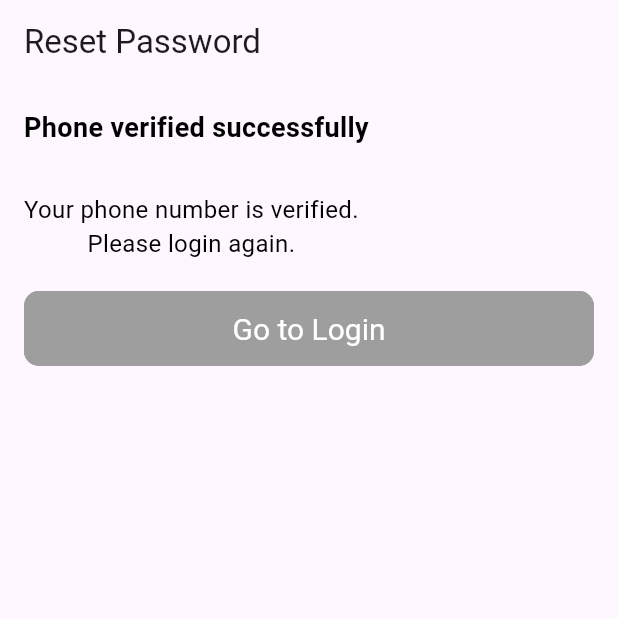
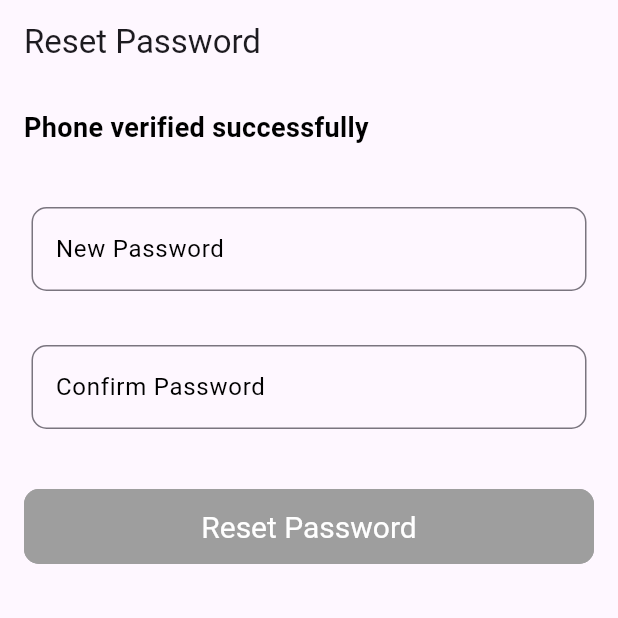
Before and after one commit to ManikaDahal/Chess_Flutter, a Flutter app: the ResetPassword screen opened directly with empty values, on a phone screen of 412 x 824 dp, the top half of it. Run offline on Flutter 3.47's test engine with Material 3 defaults, Android fonts, the light colour scheme and no system bars; our stand-ins replace cloud_firestore, firebase_auth, firebase_core, flutter_secure_storage, flutter_spinkit, local_auth and 1 more; missing offline and left inert: otp; accounts and stored records are empty.

```diff
--- a/lib/forgot_password.dart
+++ b/lib/forgot_password.dart
@@ -69,6 +69,7 @@ class _ForgotPasswordState extends State<ForgotPassword> {
                 SizedBox(width: 20),
                 ChoiceChip(
                   label: Text(phoneStr),
+
                   selected: !useEmail,
                   onSelected: (selected) {
                     setState(() {
--- a/lib/reset_password.dart
+++ b/lib/reset_password.dart
@@ -9,7 +9,7 @@ import 'package:chess_game/widgets/custom_textFormField.dart';
 import 'package:chess_game/utils/string_utils.dart';
 
 class ResetPassword extends StatefulWidget {
-  final bool isEmail;
+  final bool isEmail; // true if email reset, false if phone reset
   final String contact; // email or phone
 
   const ResetPassword({
@@ -24,11 +24,20 @@ class ResetPassword extends StatefulWidget {
 
 class _ResetPasswordState extends State<ResetPassword> {
   final FirebaseAuth _auth = FirebaseAuth.instance;
+  final TextEditingController _passwordController = TextEditingController();
+  final TextEditingController _confirmPasswordController = TextEditingController();
+  bool isLoading = false;
 
-  bool isLoading = false;
+  // ✅ Helper to sanitize phone numbers into valid Firebase email
+  String getSanitizedEmail(String phone) {
+    final digitsOnly = phone.replaceAll(RegExp(r'[^0-9]'), '');
+    return "phone_$digitsOnly@chessgame.com"; // valid fake email
+  }
 
   @override
   Widget build(BuildContext context) {
+    final user = FirebaseAuth.instance.currentUser;
+
     return Scaffold(
       appBar: AppBar(title: const Text("Reset Password")),
       body: Padding(
@@ -36,6 +45,7 @@ class _ResetPasswordState extends State<ResetPassword> {
         child: Column(
           crossAxisAlignment: CrossAxisAlignment.start,
           children: [
+            // Header
             CustomText(
               data: widget.isEmail
                   ? "Reset password for ${widget.contact}"
@@ -43,7 +53,6 @@ class _ResetPasswordState extends State<ResetPassword> {
               fontSize: 18,
               fontWeight: FontWeight.w600,
             ),
-
             const SizedBox(height: 30),
 
             // 🔹 EMAIL FLOW
@@ -53,31 +62,18 @@ class _ResetPasswordState extends State<ResetPassword> {
                     ? null
                     : () async {
                         setState(() => isLoading = true);
-
                         try {
-                          await _auth.sendPasswordResetEmail(
-                            email: widget.contact,
-                          );
-
+                          await _auth.sendPasswordResetEmail(email: widget.contact);
                           if (!mounted) return;
 
-                          DisplaySnackbar.show(
-                            context,
-                            "Password reset link sent to email",
-                          );
+                          DisplaySnackbar.show(context, "Password reset link sent to email");
 
-                          RouteGenerator.navigateToPageWithoutStack(
-                            context,
-                            Routes.loginRoute,
-                          );
+                          RouteGenerator.navigateToPageWithoutStack(context, Routes.loginRoute);
                         } on FirebaseAuthException catch (e) {
-                          DisplaySnackbar.show(
-                            context,
-                            e.message ?? "Something went wrong",
-                          );
+                          DisplaySnackbar.show(context, e.message ?? "Something went wrong");
+                        } finally {
+                          setState(() => isLoading = false);
                         }
-
-                        setState(() => isLoading = false);
                       },
                 child: isLoading
                     ? const CircularProgressIndicator(color: Colors.white)
@@ -89,20 +85,73 @@ class _ResetPasswordState extends State<ResetPassword> {
               Column(
                 crossAxisAlignment: CrossAxisAlignment.start,
                 children: [
-                  CustomText(
-                    data:
-                        "Your phone number is verified.\nPlease login again.",
-                    fontSize: 16,
+                  CustomTextformfield(
+                    controller: _passwordController,
+                    hintText: newPasswordStr,
+                    obscureText: true,
                   ),
-                  const SizedBox(height: 20),
+                  const SizedBox(height: 16),
+                  CustomTextformfield(
+                    controller: _confirmPasswordController,
+                    hintText: confirmPasswordStr,
+                    obscureText: true,
+                  ),
+                  const SizedBox(height: 30),
                   CustomElevatedbutton(
-                    onPressed: () {
-                      RouteGenerator.navigateToPageWithoutStack(
-                        context,
-                        Routes.loginRoute,
-                      );
-                    },
-                    child: const Text("Go to Login"),
+                    onPressed: isLoading
+                        ? null
+                        : () async {
+                            setState(() => isLoading = true);
+
+                            final password = _passwordController.text.trim();
+                            final confirmPassword = _confirmPasswordController.text.trim();
+
+                            // ✅ Validation
+                            if (password.length < 6) {
+                              DisplaySnackbar.show(context, "Password must be at least 6 characters");
+                              setState(() => isLoading = false);
+                              return;
+                            }
+
+                            if (password != confirmPassword) {
+                              DisplaySnackbar.show(context, "Passwords do not match");
+                              setState(() => isLoading = false);
+                              return;
+                            }
+
+                            if (user == null) {
+                              DisplaySnackbar.show(context, "User not logged in");
+                              setState(() => isLoading = false);
+                              return;
+                            }
+
+                            try {
+                              final email = getSanitizedEmail(widget.contact);
+
+                              final credential = EmailAuthProvider.credential(
+                                email: email,
+                                password: password,
+                              );
+
+                              // Link password to phone-auth user
+                              await user.linkWithCredential(credential);
+
+                              DisplaySnackbar.show(context, "Password set successfully. Please login again.");
+
+                              // Logout user
+                              await FirebaseAuth.instance.signOut();
+
+                              // Navigate to login screen
+                              RouteGenerator.navigateToPageWithoutStack(context, Routes.loginRoute);
+                            } on FirebaseAuthException catch (e) {
+                              DisplaySnackbar.show(context, e.message ?? "Failed to set password");
+                            } finally {
+                              setState(() => isLoading = false);
+                            }
+                          },
+                    child: isLoading
+                        ? const CircularProgressIndicator(color: Colors.white)
+                        : const Text(resetStr),
                   ),
                 ],
               ),
--- a/pubspec.yaml
+++ b/pubspec.yaml
@@ -46,6 +46,7 @@ dependencies:
   local_auth: ^3.0.0
   otp: ^3.2.0
   flutter_secure_storage: ^10.0.0
+  email_auth: ^2.0.0
 
 dev_dependencies:
   flutter_test:
```
Also changed, not shown: pubspec.lock.
